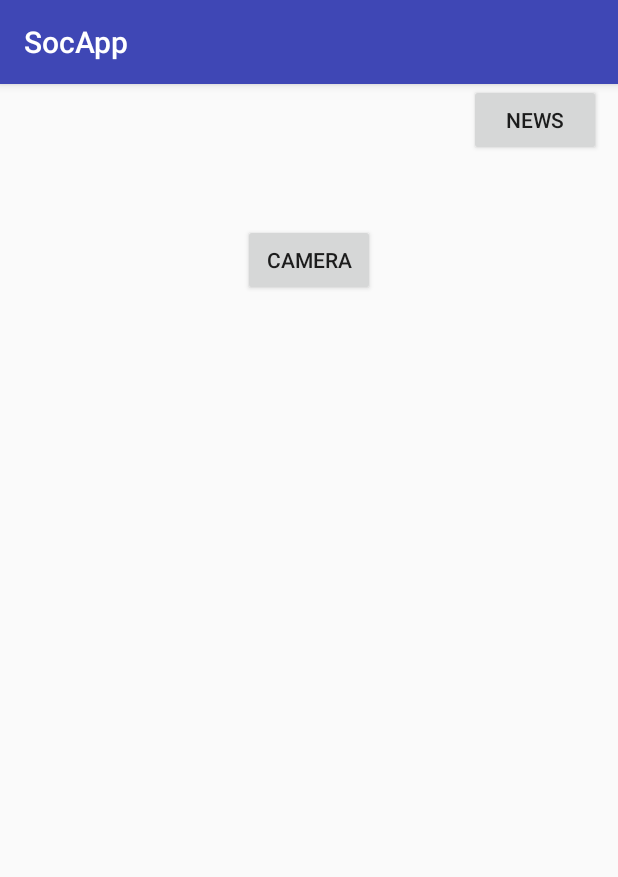
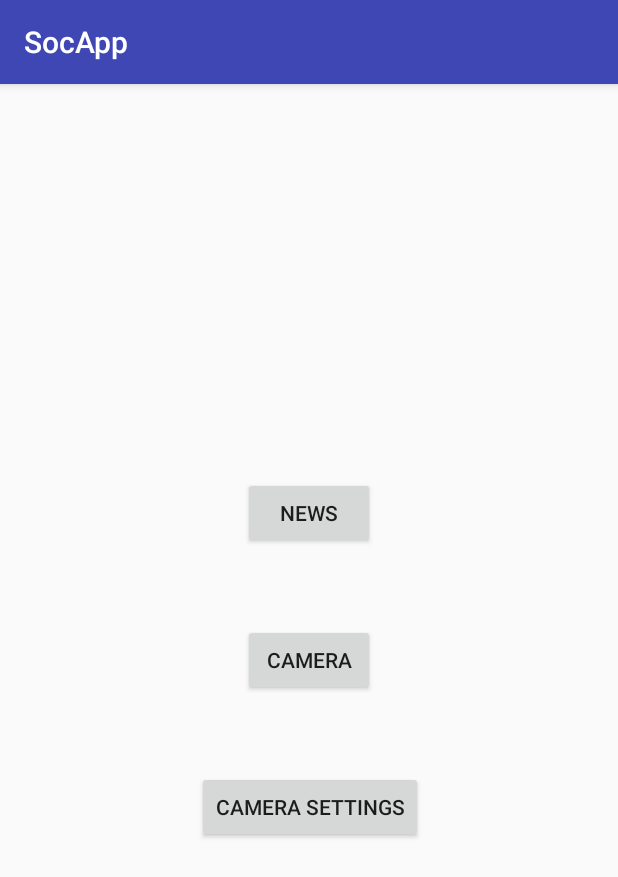
Before and after one commit to atr007/SocApp, an Android app: the screen it shows after launch (MenuActivity), on a phone screen of 412 x 824 dp. Shown: the top 877 px of the screen. Run offline under Robolectric (Android 15) with nearby library versions, the phone set to English and light mode, and no system bars.

Commit message:
5 commit

```diff
--- a/app/src/main/res/layout/activity_menu.xml
+++ b/app/src/main/res/layout/activity_menu.xml
@@ -10,12 +10,12 @@
         android:id="@+id/cameraButton"
         android:layout_width="wrap_content"
         android:layout_height="wrap_content"
-        android:layout_marginTop="45dp"
         android:onClick="onCameraButtonClick"
         android:text="@string/camera"
         app:layout_constraintLeft_toLeftOf="parent"
         app:layout_constraintRight_toRightOf="parent"
-        app:layout_constraintTop_toBottomOf="@+id/newsButton" />
+        app:layout_constraintBottom_toBottomOf="parent"
+        app:layout_constraintTop_toTopOf="parent" />
 
     <Button
         android:id="@+id/newsButton"
@@ -24,10 +24,8 @@
         android:text="@string/news"
         app:layout_constraintRight_toRightOf="parent"
         app:layout_constraintLeft_toLeftOf="parent"
-        app:layout_constraintBottom_toBottomOf="parent"
-        app:layout_constraintTop_toTopOf="parent"
-        app:layout_constraintHorizontal_bias="0.966"
-        app:layout_constraintVertical_bias="0.0" />
+        android:layout_marginBottom="50dp"
+        app:layout_constraintBottom_toTopOf="@+id/cameraButton" />
 
     <Button
         android:id="@+id/cameraSetButton"
@@ -37,6 +35,6 @@
         app:layout_constraintRight_toRightOf="parent"
         app:layout_constraintLeft_toLeftOf="parent"
         app:layout_constraintHorizontal_bias="0.502"
-        android:layout_marginBottom="45dp"
-        app:layout_constraintBottom_toTopOf="@+id/newsButton" />
+        android:layout_marginTop="50dp"
+        app:layout_constraintTop_toBottomOf="@+id/cameraButton" />
 </android.support.constraint.ConstraintLayout>
```
Also changed, not shown: 2 other files.
